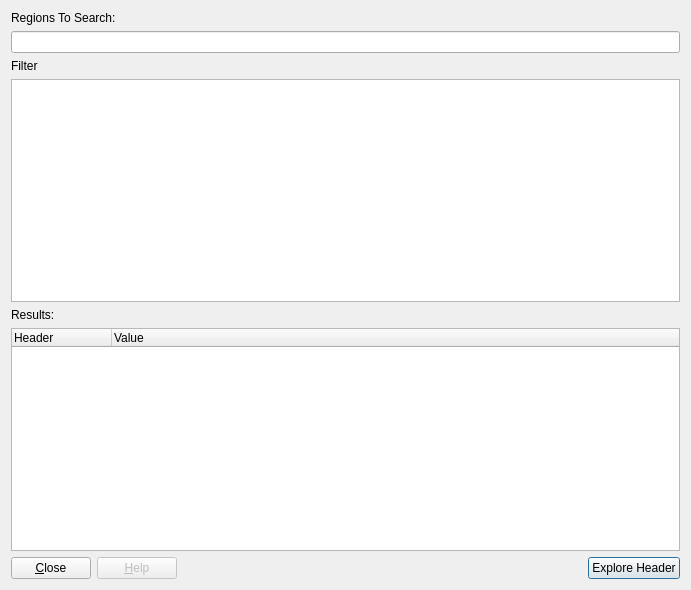
The window that plugins/BinaryInfo/DialogHeader.ui (eteran/edb-debugger) describes before a commit, drawn with Qt 5.
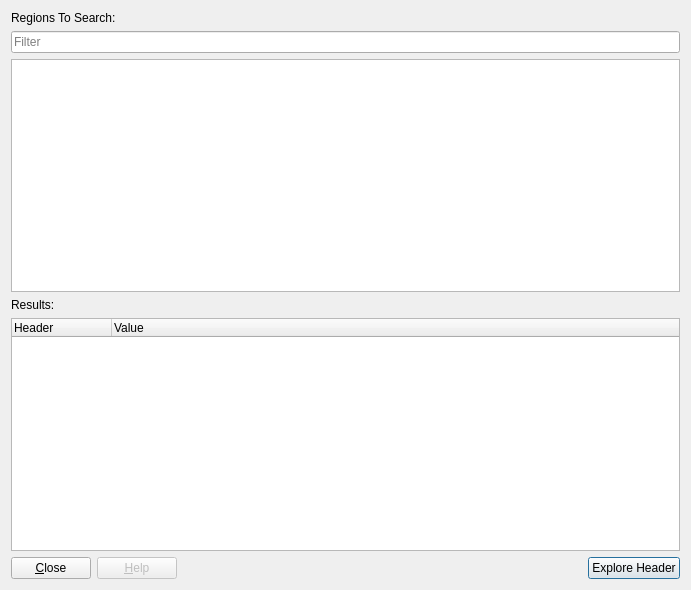
The same window after the commit. Icons and pictures are not drawn.

Commit message: using placeholder text instead of labels, creates a cleaner UI look and has been available since Qt 4.7

Patch:
```diff
--- a/plugins/BinaryInfo/DialogHeader.ui
+++ b/plugins/BinaryInfo/DialogHeader.ui
@@ -23,11 +23,8 @@
     </widget>
    </item>
    <item>
-    <widget class="QLineEdit" name="txtSearch"/>
-   </item>
-   <item>
-    <widget class="QLabel" name="label_3">
-     <property name="text">
+    <widget class="QLineEdit" name="txtSearch">
+     <property name="placeholderText">
       <string>Filter</string>
      </property>
     </widget>
```
Left out of the diff: 6 changed lines with no effect on the pictures. The commit also changes 9 other files.
